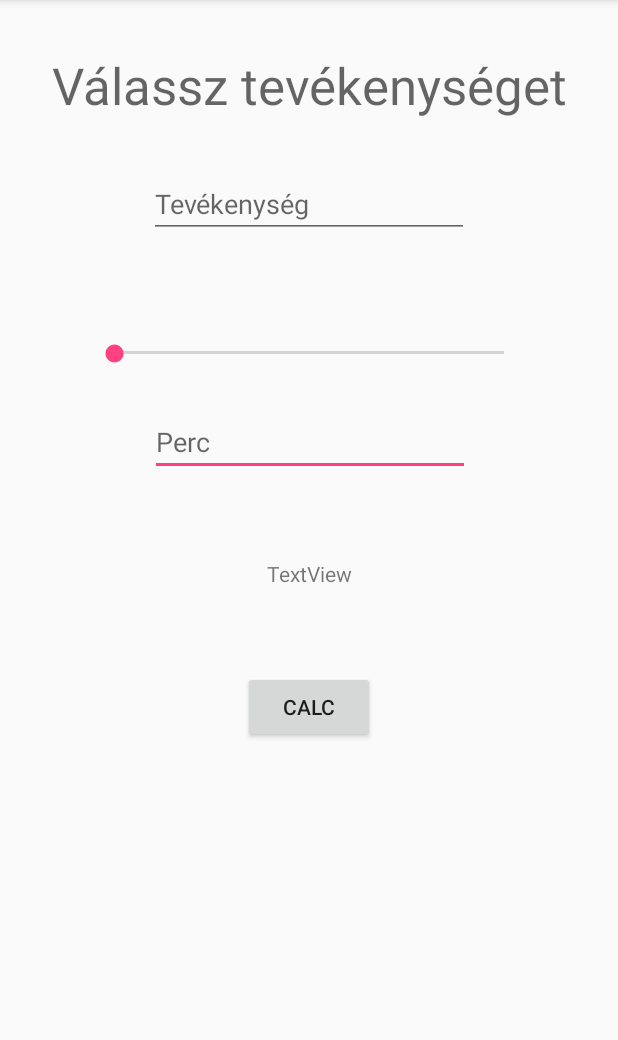
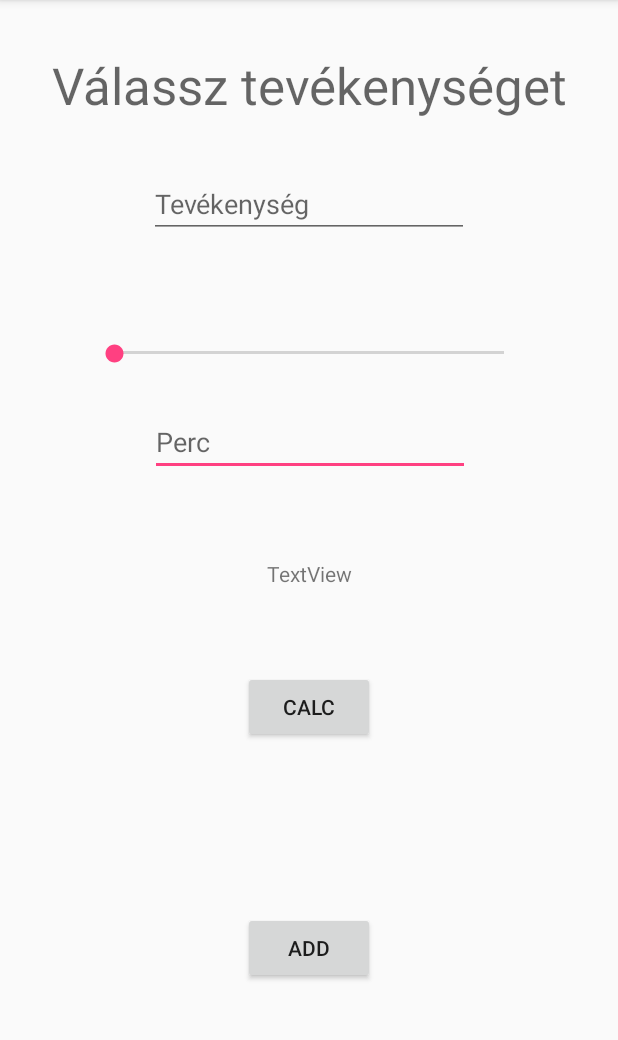
Before and after one commit to ArDrift/JBK_CPP, an Android app: the screen it shows after launch (MainActivity), on a phone screen of 412 x 824 dp, the part 84-1124 px from its top. Run offline under Robolectric (Android 15) with nearby library versions, the phone set to English and light mode, and no system bars; 2 statements that could not run were skipped.

Commit message:
Add text changing button, experimental add method.

```diff
--- a/app/src/main/java/com/example/balin/jbkcpp/MainActivity.java
+++ b/app/src/main/java/com/example/balin/jbkcpp/MainActivity.java
@@ -2,6 +2,7 @@ package com.example.balin.jbkcpp;
 
 import android.support.v7.app.AppCompatActivity;
 import android.os.Bundle;
+import android.view.View;
 import android.widget.TextView;
 
 public class MainActivity extends AppCompatActivity {
@@ -27,4 +28,21 @@ public class MainActivity extends AppCompatActivity {
      */
     public native String stringFromJNI();
 
+
+    public void changeText(View v) {
+        TextView tv = (TextView) findViewById(R.id.sample_text);
+        tv.setText(changeText());
+
+    }
+
+    private native String changeText();
+
+/**
+    public void addValue(View v) {
+        TextView tv = (TextView) findViewById(R.id.mainMinCount);
+        tv.setText(addValue());
+    }
+
+    private native Integer addValue();
+ */
 }
--- a/app/src/main/res/layout/activity_main.xml
+++ b/app/src/main/res/layout/activity_main.xml
@@ -14,6 +14,7 @@
         android:layout_marginEnd="8dp"
         android:layout_marginStart="8dp"
         android:layout_marginTop="8dp"
+        android:onClick="changeText"
         android:text="Calc"
         app:layout_constraintBottom_toBottomOf="parent"
         app:layout_constraintEnd_toEndOf="parent"
@@ -54,7 +55,7 @@
         app:layout_constraintTop_toTopOf="parent" />
 
     <TextView
-        android:id="@+id/textView"
+        android:id="@+id/mainTextTitle"
         android:layout_width="wrap_content"
         android:layout_height="wrap_content"
         android:text="Válassz tevékenységet"
@@ -80,11 +81,32 @@
         android:id="@+id/seekBar"
         android:layout_width="292dp"
         android:layout_height="16dp"
-        android:progress="@integer/mainTimePerc"
+        android:progress="@integer/mainTimeMin"
         app:layout_constraintBottom_toTopOf="@+id/mainTextTime"
         app:layout_constraintEnd_toEndOf="parent"
         app:layout_constraintStart_toStartOf="parent"
         app:layout_constraintTop_toBottomOf="@+id/mainTextActivity"
         app:layout_constraintVertical_bias="0.708" />
 
+    <TextView
+        android:id="@+id/mainMinCount"
+        android:layout_width="wrap_content"
+        android:layout_height="wrap_content"
+        app:layout_constraintBottom_toTopOf="@+id/seekBar"
+        app:layout_constraintEnd_toEndOf="parent"
+        app:layout_constraintHorizontal_bias="0.5"
+        app:layout_constraintStart_toStartOf="parent"
+        app:layout_constraintTop_toBottomOf="@+id/mainTextActivity" />
+
+    <Button
+        android:id="@+id/button"
+        android:layout_width="wrap_content"
+        android:layout_height="wrap_content"
+        android:text="Add"
+        app:layout_constraintBottom_toBottomOf="parent"
+        app:layout_constraintEnd_toEndOf="parent"
+        app:layout_constraintHorizontal_bias="0.5"
+        app:layout_constraintStart_toStartOf="parent"
+        app:layout_constraintTop_toBottomOf="@+id/mainButtonID" />
+
 </android.support.constraint.ConstraintLayout>
--- a/app/src/main/res/values/integers.xml
+++ b/app/src/main/res/values/integers.xml
@@ -1,4 +1,4 @@
 <?xml version="1.0" encoding="utf-8"?>
 <resources>
-    <integer name="mainTimePerc" />
+    <integer name="mainTimeMin" />
 </resources>
```
Also changed, not shown: 2 other files.
